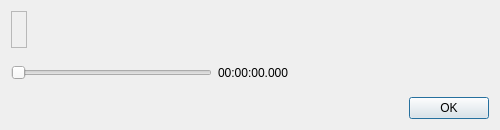
Before: the Qt Designer form avidemux/qt4/ADM_userInterfaces/ADM_filters/seekablePreview.ui in mean00/avidemux2, drawn with Qt 5.
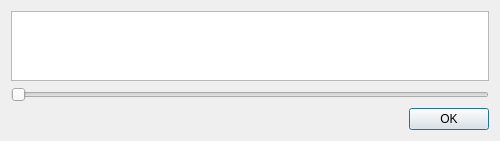
After: the same form once the commit is applied.

Commit message: [seekablePreview] Make on-the-fly filter preview resizable

The edit to the form file:
```diff
--- a/avidemux/qt4/ADM_userInterfaces/ADM_filters/seekablePreview.ui
+++ b/avidemux/qt4/ADM_userInterfaces/ADM_filters/seekablePreview.ui
@@ -23,33 +23,7 @@
    <item>
     <layout class="QHBoxLayout" name="horizontalLayout_3">
      <item>
-      <widget class="QFrame" name="frame">
-       <property name="minimumSize">
-        <size>
-         <width>16</width>
-         <height>16</height>
-        </size>
-       </property>
-       <property name="frameShape">
-        <enum>QFrame::StyledPanel</enum>
-       </property>
-       <property name="frameShadow">
-        <enum>QFrame::Raised</enum>
-       </property>
-      </widget>
-     </item>
-     <item>
-      <spacer name="horizontalSpacer_3">
-       <property name="orientation">
-        <enum>Qt::Horizontal</enum>
-       </property>
-       <property name="sizeHint" stdset="0">
-        <size>
-         <width>40</width>
-         <height>20</height>
-        </size>
-       </property>
-      </spacer>
+      <widget class="QGraphicsView" name="graphicsView"/>
      </item>
     </layout>
    </item>
@@ -62,26 +36,6 @@
        </property>
       </widget>
      </item>
-     <item>
-      <widget class="QLabel" name="label">
-       <property name="text">
-        <string>00:00:00.000</string>
-       </property>
-      </widget>
-     </item>
-     <item>
-      <spacer name="horizontalSpacer_2">
-       <property name="orientation">
-        <enum>Qt::Horizontal</enum>
-       </property>
-       <property name="sizeHint" stdset="0">
-        <size>
-         <width>40</width>
-         <height>20</height>
-        </size>
-       </property>
-      </spacer>
-     </item>
     </layout>
    </item>
    <item>
```
The commit also changes 4 other files.
